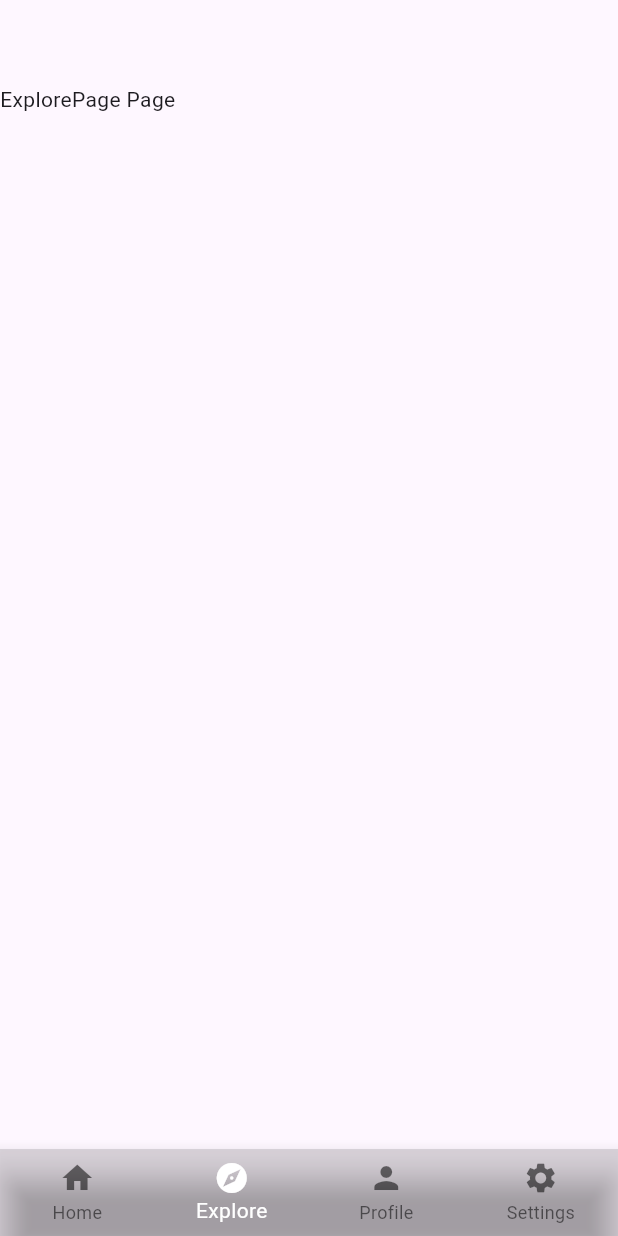
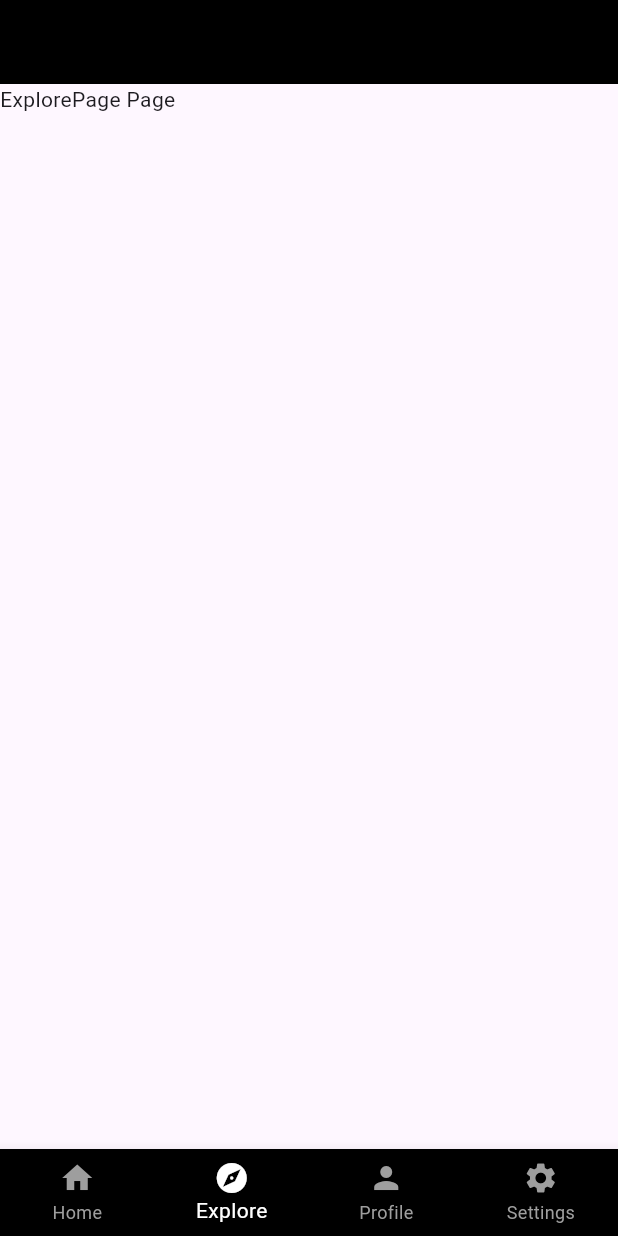
Before and after one commit to bidhan-skybase/Flutter-Class, a Flutter app: the screen it shows after launch, item 2 of the bottom bar chosen, on a phone screen of 412 x 824 dp. Run offline on Flutter 3.47's test engine with Material 3 defaults, Android fonts, the phone set to English and light mode, and no system bars; our stand-ins replace get.

Commit message:
feat: Add tab bar view

```diff
--- a/lib/main.dart
+++ b/lib/main.dart
@@ -1,6 +1,7 @@
 import 'package:demoapp/colors.dart';
 import 'package:demoapp/views/home_page.dart';
 import 'package:flutter/material.dart';
+import 'package:get/get.dart';
 
 void main() {
   runApp(MyApp());
@@ -9,7 +10,7 @@ void main() {
 class MyApp extends StatelessWidget {
   @override
   Widget build(BuildContext context) {
-    return MaterialApp(themeMode: ThemeMode.system,
+    return GetMaterialApp(themeMode: ThemeMode.system,
 
         theme: ThemeData(
           bottomNavigationBarTheme: BottomNavigationBarThemeData(
--- a/lib/views/home_page.dart
+++ b/lib/views/home_page.dart
@@ -16,16 +16,19 @@ class HomePage extends StatelessWidget {
   @override
   Widget build(BuildContext context) {
     return Scaffold(
-      appBar: AppBar(),
+      appBar: AppBar(
+        backgroundColor: Colors.black,
+      ),
       bottomNavigationBar: Obx(
         () => BottomNavigationBar(
           type: BottomNavigationBarType.fixed,
-          backgroundColor: Colors.black12,
+          backgroundColor: Colors.black,
           currentIndex: c.currentIndex.value,
           onTap: (index) {
             c.changePage(index);
           },
           selectedItemColor: Colors.white,
+          unselectedItemColor: Colors.grey,
           items: List.generate(c.pages.length, (index) {
             final page = c.pages[index];
             return BottomNavigationBarItem(
```
Also changed, not shown: lib/views/landing_page.dart (+28 -4 lines), 1 other file.
